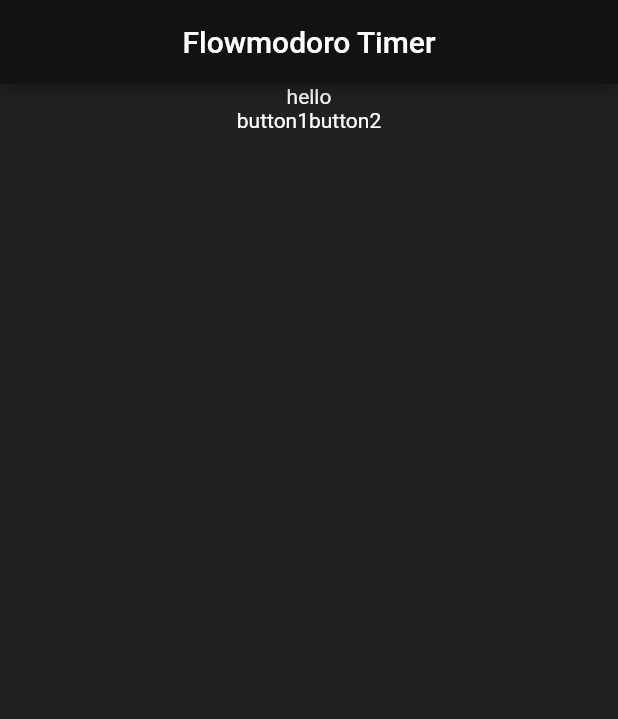
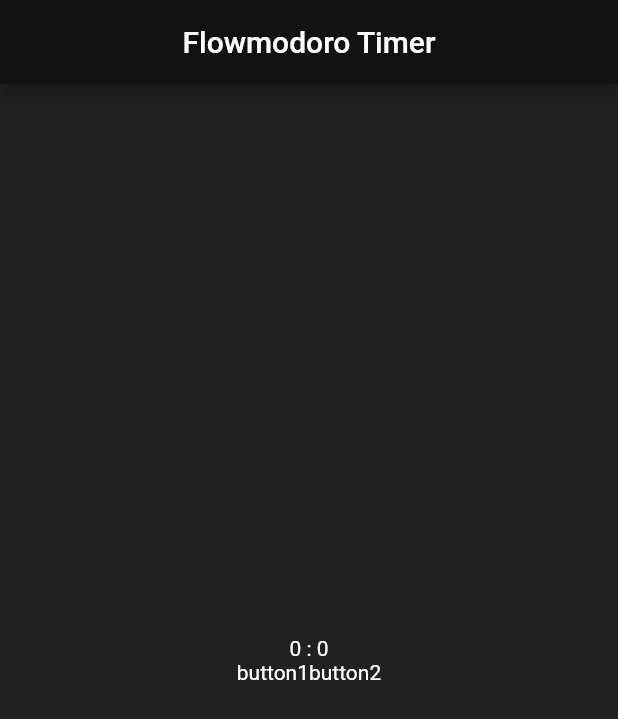
Before and after one commit to SzymanskiFilip/flowmodoro-flutter, a Flutter app: the first screen one second after launch, on a phone screen of 412 x 824 dp. Shown: the top 719 px of the screen. Run offline on Flutter 3.47's test engine with Material 2 defaults, Android fonts, the phone set to English and light mode, and no system bars.

Commit message:
created working minute increment

```diff
--- a/lib/widgets/TimerWidget.dart
+++ b/lib/widgets/TimerWidget.dart
@@ -10,6 +10,7 @@ class TimerWidget extends StatefulWidget {
 
 class _TimerWidgetState extends State<TimerWidget> {
   Duration time = Duration();
+  Duration timeInMinutes = Duration();
   Duration second = Duration(seconds: 1);
   Timer? timer;
 
@@ -27,6 +28,11 @@ class _TimerWidgetState extends State<TimerWidget> {
   void updateTime(){
     final second = 1;
 
+    if(time.inSeconds > 59){
+      timeInMinutes += Duration(minutes: 1);
+      time = Duration(seconds: 0);
+    }
+
     setState(() {
       final seconds = time.inSeconds + second;
       time = Duration(seconds: seconds);
@@ -37,12 +43,12 @@ class _TimerWidgetState extends State<TimerWidget> {
   Widget build(BuildContext context) {
     return Container(
       child: Column(children: [
-        Text("hello"),
+        Text(timeInMinutes.inMinutes.toString() + " : " + time.inSeconds.toString()),
         Row(children: [
           Text("button1"),
           Text("button2")
         ], mainAxisAlignment: MainAxisAlignment.center,)
-      ],),
+      ], mainAxisAlignment: MainAxisAlignment.center,),
     );
   }
 }
```
